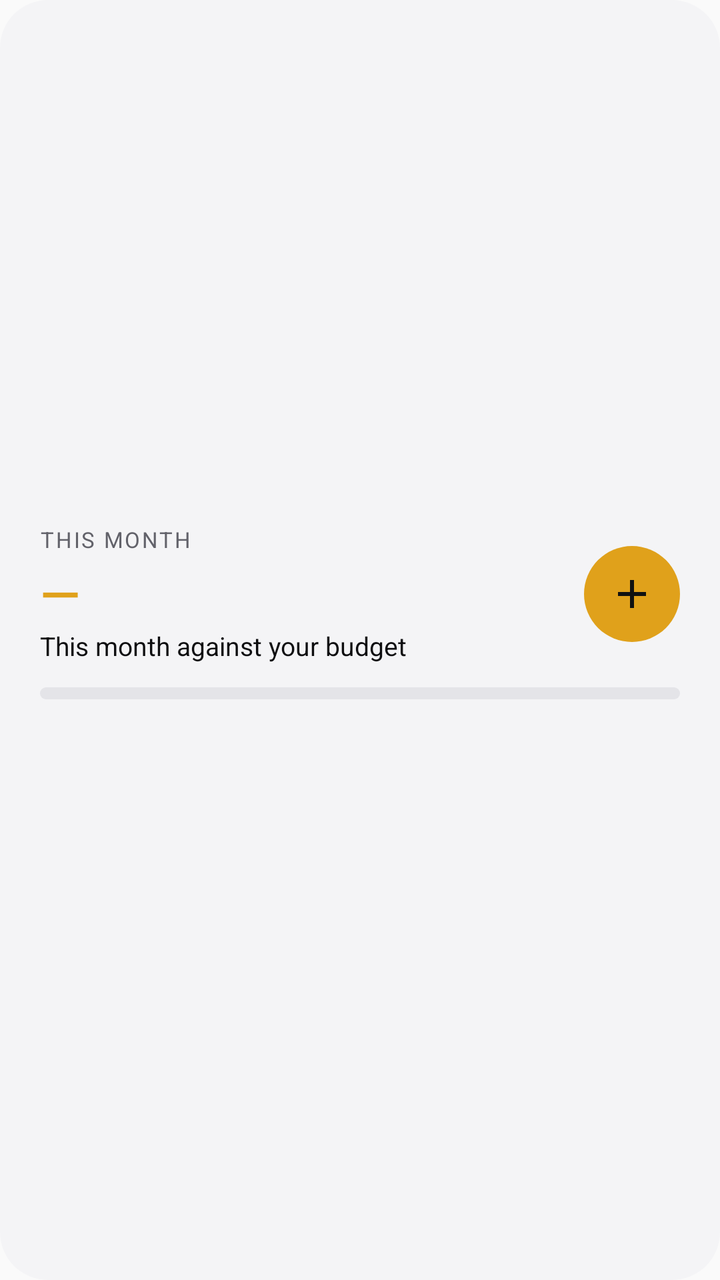
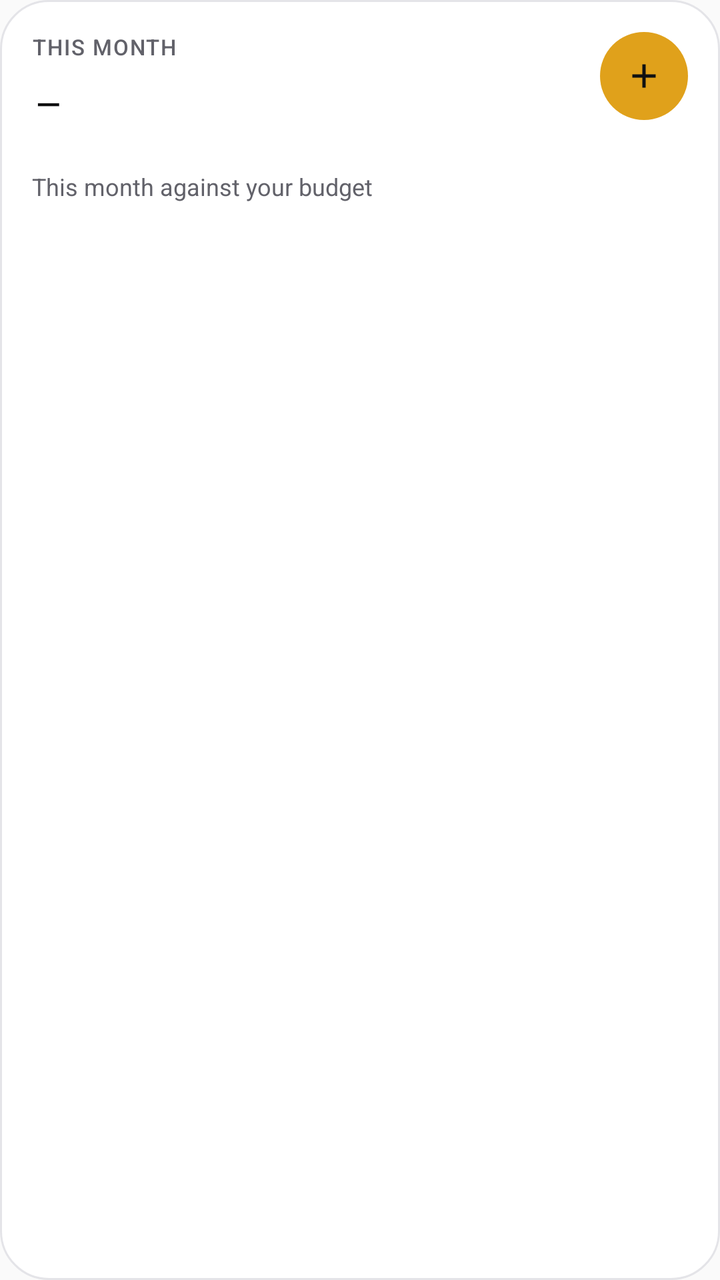

The first picture is an Android layout as it rendered before a commit; the second is the same layout after the commit. The layout source and the unified diff follow.
<!-- AndroidManifest.xml: application theme Theme.Spendwiseandroid -->
<!-- res/layout/widget_month.xml -->
<?xml version="1.0" encoding="utf-8"?>
<LinearLayout xmlns:android="http://schemas.android.com/apk/res/android"
    android:id="@android:id/background"
    android:layout_width="match_parent"
    android:layout_height="match_parent"
    android:background="@drawable/widget_background"
    android:gravity="center_vertical"
    android:orientation="vertical"
    android:paddingHorizontal="20dp"
    android:paddingVertical="16dp">

    <LinearLayout
        android:layout_width="match_parent"
        android:layout_height="wrap_content"
        android:gravity="center_vertical"
        android:orientation="horizontal">

        <LinearLayout
            android:layout_width="0dp"
            android:layout_height="wrap_content"
            android:layout_weight="1"
            android:orientation="vertical">

            <TextView
                android:id="@+id/month_label"
                android:layout_width="wrap_content"
                android:layout_height="wrap_content"
                android:letterSpacing="0.08"
                android:text="@string/widget_month"
                android:textAllCaps="true"
                android:textColor="@color/widget_text_muted"
                android:textSize="11sp" />

            <TextView
                android:id="@+id/month_amount"
                android:layout_width="wrap_content"
                android:layout_height="wrap_content"
                android:layout_marginTop="2dp"
                android:ellipsize="end"
                android:fontFamily="sans-serif-medium"
                android:fontFeatureSettings="tnum"
                android:maxLines="1"
                android:text="—"
                android:textColor="@color/widget_accent"
                android:textSize="26sp" />

            <TextView
                android:id="@+id/month_detail"
                android:layout_width="wrap_content"
                android:layout_height="wrap_content"
                android:ellipsize="end"
                android:maxLines="1"
                android:text="@string/widget_month_description"
                android:textColor="@color/widget_text"
                android:textSize="13sp" />
        </LinearLayout>

        <ImageView
            android:id="@+id/month_add"
            android:layout_width="48dp"
            android:layout_height="48dp"
            android:layout_marginStart="12dp"
            android:background="@drawable/widget_add_background"
            android:contentDescription="@string/widget_add"
            android:padding="12dp"
            android:src="@drawable/ic_tab_add"
            android:tint="@color/widget_on_accent" />
    </LinearLayout>

    
    <ProgressBar
        android:id="@+id/month_bar"
        style="@android:style/Widget.ProgressBar.Horizontal"
        android:layout_width="match_parent"
        android:layout_height="6dp"
        android:layout_marginTop="12dp"
        android:importantForAccessibility="no"
        android:max="100"
        android:progressDrawable="@drawable/widget_month_bar" />

    <TextView
        android:id="@+id/month_today"
        android:layout_width="wrap_content"
        android:layout_height="wrap_content"
        android:layout_marginTop="10dp"
        android:ellipsize="end"
        android:fontFeatureSettings="tnum"
        android:maxLines="1"
        android:textColor="@color/widget_text_muted"
        android:textSize="13sp" />
</LinearLayout>
<!-- resources referenced by this layout -->
<resources>
  <color name="widget_accent">#FFE0A11B</color>
  <color name="widget_on_accent">#FF111111</color>
  <color name="widget_text">#FF0E0E10</color>
  <color name="widget_text_muted">#FF62626A</color>
  <!-- drawable ic_tab_add (drawable) -->
  <vector xmlns:android="http://schemas.android.com/apk/res/android"
      android:width="24dp"
      android:height="24dp"
      android:viewportWidth="24"
      android:viewportHeight="24">
      <path
          android:fillColor="#FF000000"
          android:pathData="M19,13h-6v6h-2v-6H5v-2h6V5h2v6h6v2z" />
  </vector>
  <!-- drawable widget_add_background (drawable) -->
  <?xml version="1.0" encoding="utf-8"?>
  <shape xmlns:android="http://schemas.android.com/apk/res/android" android:shape="oval">
      <solid android:color="@color/widget_accent" />
  </shape>
  <!-- drawable widget_background (drawable) -->
  <?xml version="1.0" encoding="utf-8"?>
  <shape xmlns:android="http://schemas.android.com/apk/res/android" android:shape="rectangle">
      <solid android:color="@color/widget_surface" />
      <corners android:radius="24dp" />
  </shape>
  <!-- drawable widget_month_bar (drawable) -->
  <?xml version="1.0" encoding="utf-8"?>
  <layer-list xmlns:android="http://schemas.android.com/apk/res/android">
      <item android:id="@android:id/background">
          <shape><corners android:radius="3dp" /><solid android:color="@color/widget_track" /></shape>
      </item>
      <item android:id="@android:id/progress">
          <clip><shape><corners android:radius="3dp" /><solid android:color="@color/widget_accent" /></shape></clip>
      </item>
  </layer-list>
  <string name="widget_add">Add expense</string>
  <string name="widget_month">This month</string>
  <string name="widget_month_description">This month against your budget</string>
  <style name="Theme.Spendwiseandroid" parent="android:Theme.Material.Light.NoActionBar" />
  <color name="widget_surface">#FFF4F4F6</color>
  <color name="widget_track">#FFE4E4E8</color>
</resources>

<!-- the commit's change to res/layout/widget_month.xml (unified diff, before → after) -->
@@ -4,15 +4,53 @@
     android:layout_width="match_parent"
     android:layout_height="match_parent"
     android:background="@drawable/widget_background"
-    android:gravity="center_vertical"
     android:orientation="vertical"
-    android:paddingHorizontal="20dp"
-    android:paddingVertical="16dp">
+    android:padding="16dp">
+
+    <include layout="@layout/widget_month_head" />
+
+    <View
+        android:layout_width="match_parent"
+        android:layout_height="0dp"
+        android:layout_weight="1" />
 
     <LinearLayout
         android:layout_width="match_parent"
         android:layout_height="wrap_content"
-        android:gravity="center_vertical"
+        android:orientation="horizontal">
+
+        <TextView
+            android:id="@+id/month_today"
+            android:layout_width="0dp"
+            android:layout_height="wrap_content"
+            android:layout_weight="1"
+            android:ellipsize="end"
+            android:fontFeatureSettings="tnum"
+            android:maxLines="1"
+            android:textColor="@color/widget_text_muted"
+            android:textSize="12sp" />
+
+        <TextView
+            android:id="@+id/month_perday"
+            android:layout_width="wrap_content"
+            android:layout_height="wrap_content"
+            android:layout_marginStart="8dp"
+            android:fontFeatureSettings="tnum"
+            android:maxLines="1"
+            android:textColor="@color/widget_text_muted"
+            android:textSize="12sp" />
+    </LinearLayout>
+</LinearLayout>
+<!-- res/layout/widget_month_head.xml (included above) -->
+<?xml version="1.0" encoding="utf-8"?>
+<LinearLayout xmlns:android="http://schemas.android.com/apk/res/android"
+    android:layout_width="match_parent"
+    android:layout_height="wrap_content"
+    android:orientation="vertical">
+
+    <LinearLayout
+        android:layout_width="match_parent"
+        android:layout_height="wrap_content"
         android:orientation="horizontal">
 
         <LinearLayout
@@ -25,40 +63,48 @@
                 android:id="@+id/month_label"
                 android:layout_width="wrap_content"
                 android:layout_height="wrap_content"
-                android:letterSpacing="0.08"
+                android:fontFamily="sans-serif-medium"
+                android:letterSpacing="0.06"
                 android:text="@string/widget_month"
                 android:textAllCaps="true"
                 android:textColor="@color/widget_text_muted"
                 android:textSize="11sp" />
 
-            <TextView
-                android:id="@+id/month_amount"
-                android:layout_width="wrap_content"
+            <LinearLayout
+                android:layout_width="match_parent"
                 android:layout_height="wrap_content"
-                android:layout_marginTop="2dp"
-                android:ellipsize="end"
-                android:fontFamily="sans-serif-medium"
-                android:fontFeatureSettings="tnum"
-                android:maxLines="1"
-                android:text="—"
-                android:textColor="@color/widget_accent"
-                android:textSize="26sp" />
+                android:layout_marginTop="6dp"
+                android:baselineAligned="true"
+                android:orientation="horizontal">
 
-            <TextView
-                android:id="@+id/month_detail"
-                android:layout_width="wrap_content"
-                android:layout_height="wrap_content"
-                android:ellipsize="end"
-                android:maxLines="1"
-                android:text="@string/widget_month_description"
-                android:textColor="@color/widget_text"
-                android:textSize="13sp" />
+                <TextView
+                    android:id="@+id/month_symbol"
+                    android:layout_width="wrap_content"
+                    android:layout_height="wrap_content"
+                    android:layout_marginEnd="2dp"
+                    android:textColor="@color/widget_text_muted"
+                    android:textSize="18sp" />
+
+                <TextView
+                    android:id="@+id/month_amount"
+                    android:layout_width="0dp"
+                    android:layout_height="wrap_content"
+                    android:layout_weight="1"
+                    android:autoSizeMaxTextSize="30sp"
+                    android:autoSizeMinTextSize="16sp"
+                    android:autoSizeTextType="uniform"
+                    android:fontFamily="sans-serif-medium"
+                    android:fontFeatureSettings="tnum"
+                    android:maxLines="1"
+                    android:text="—"
+                    android:textColor="@color/widget_text" />
+            </LinearLayout>
         </LinearLayout>
 
         <ImageView
             android:id="@+id/month_add"
-            android:layout_width="48dp"
-            android:layout_height="48dp"
+            android:layout_width="44dp"
+            android:layout_height="44dp"
             android:layout_marginStart="12dp"
             android:background="@drawable/widget_add_background"
             android:contentDescription="@string/widget_add"
@@ -68,24 +114,39 @@
     </LinearLayout>
 
     
-    <ProgressBar
+    <ImageView
         android:id="@+id/month_bar"
-        style="@android:style/Widget.ProgressBar.Horizontal"
         android:layout_width="match_parent"
-        android:layout_height="6dp"
-        android:layout_marginTop="12dp"
+        android:layout_height="12dp"
+        android:layout_marginTop="10dp"
         android:importantForAccessibility="no"
-        android:max="100"
-        android:progressDrawable="@drawable/widget_month_bar" />
+        android:scaleType="fitXY" />
 
-    <TextView
-        android:id="@+id/month_today"
-        android:layout_width="wrap_content"
+    <LinearLayout
+        android:layout_width="match_parent"
         android:layout_height="wrap_content"
-        android:layout_marginTop="10dp"
-        android:ellipsize="end"
-        android:fontFeatureSettings="tnum"
-        android:maxLines="1"
-        android:textColor="@color/widget_text_muted"
-        android:textSize="13sp" />
+        android:layout_marginTop="2dp"
+        android:orientation="horizontal">
+
+        <TextView
+            android:id="@+id/month_detail"
+            android:layout_width="0dp"
+            android:layout_height="wrap_content"
+            android:layout_weight="1"
+            android:ellipsize="end"
+            android:fontFeatureSettings="tnum"
+            android:maxLines="1"
+            android:text="@string/widget_month_description"
+            android:textColor="@color/widget_text_muted"
+            android:textSize="12sp" />
+
+        <TextView
+            android:id="@+id/month_status"
+            android:layout_width="wrap_content"
+            android:layout_height="wrap_content"
+            android:layout_marginStart="8dp"
+            android:maxLines="1"
+            android:textColor="@color/widget_positive"
+            android:textSize="12sp" />
+    </LinearLayout>
 </LinearLayout>
<!-- resource entries referenced after the edit -->
@@ -2,6 +2,7 @@
 <resources>
   <color name="widget_accent">#FFE0A11B</color>
   <color name="widget_on_accent">#FF111111</color>
+  <color name="widget_positive">#FF15803D</color>
   <color name="widget_text">#FF0E0E10</color>
   <color name="widget_text_muted">#FF62626A</color>
   <!-- drawable ic_tab_add (drawable) -->
@@ -24,22 +25,13 @@
   <shape xmlns:android="http://schemas.android.com/apk/res/android" android:shape="rectangle">
       <solid android:color="@color/widget_surface" />
       <corners android:radius="24dp" />
+      <stroke android:width="1dp" android:color="@color/widget_stroke" />
   </shape>
-  <!-- drawable widget_month_bar (drawable) -->
-  <?xml version="1.0" encoding="utf-8"?>
-  <layer-list xmlns:android="http://schemas.android.com/apk/res/android">
-      <item android:id="@android:id/background">
-          <shape><corners android:radius="3dp" /><solid android:color="@color/widget_track" /></shape>
-      </item>
-      <item android:id="@android:id/progress">
-          <clip><shape><corners android:radius="3dp" /><solid android:color="@color/widget_accent" /></shape></clip>
-      </item>
-  </layer-list>
   <string name="widget_add">Add expense</string>
   <string name="widget_month">This month</string>
   <string name="widget_month_description">This month against your budget</string>
   <style name="Theme.Spendwiseandroid" parent="android:Theme.Material.Light.NoActionBar" />
-  <color name="widget_surface">#FFF4F4F6</color>
-  <color name="widget_track">#FFE4E4E8</color>
+  <color name="widget_surface">#FFFFFFFF</color>
+  <color name="widget_stroke">#FFE4E4E8</color>
 </resources>
 
